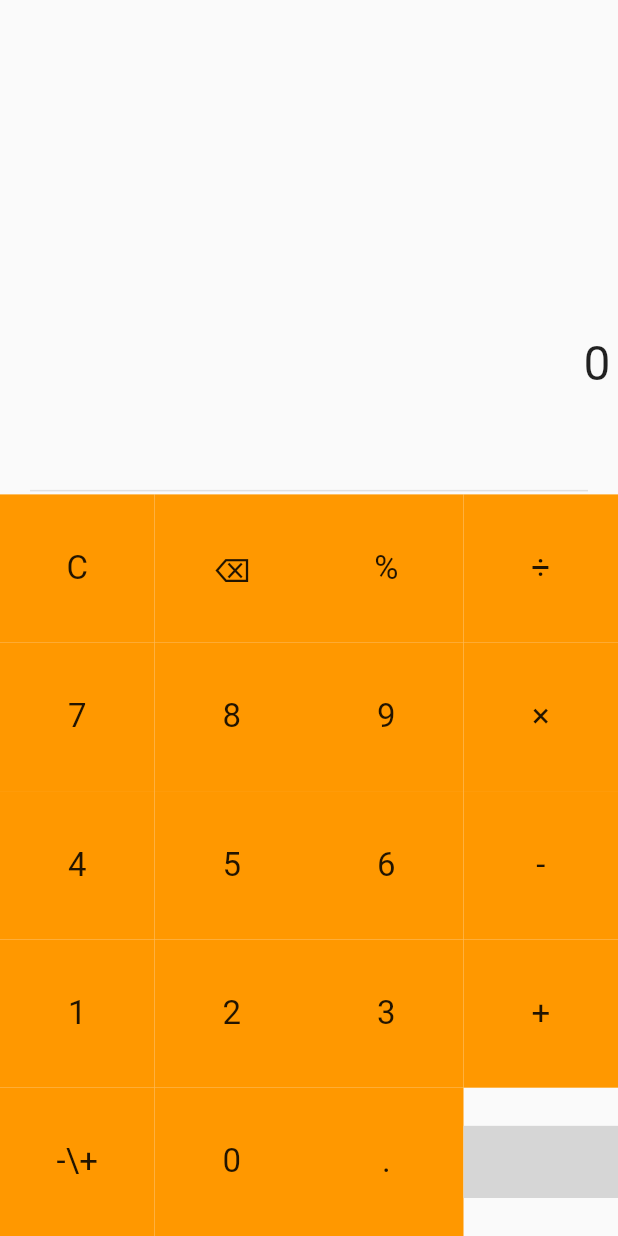
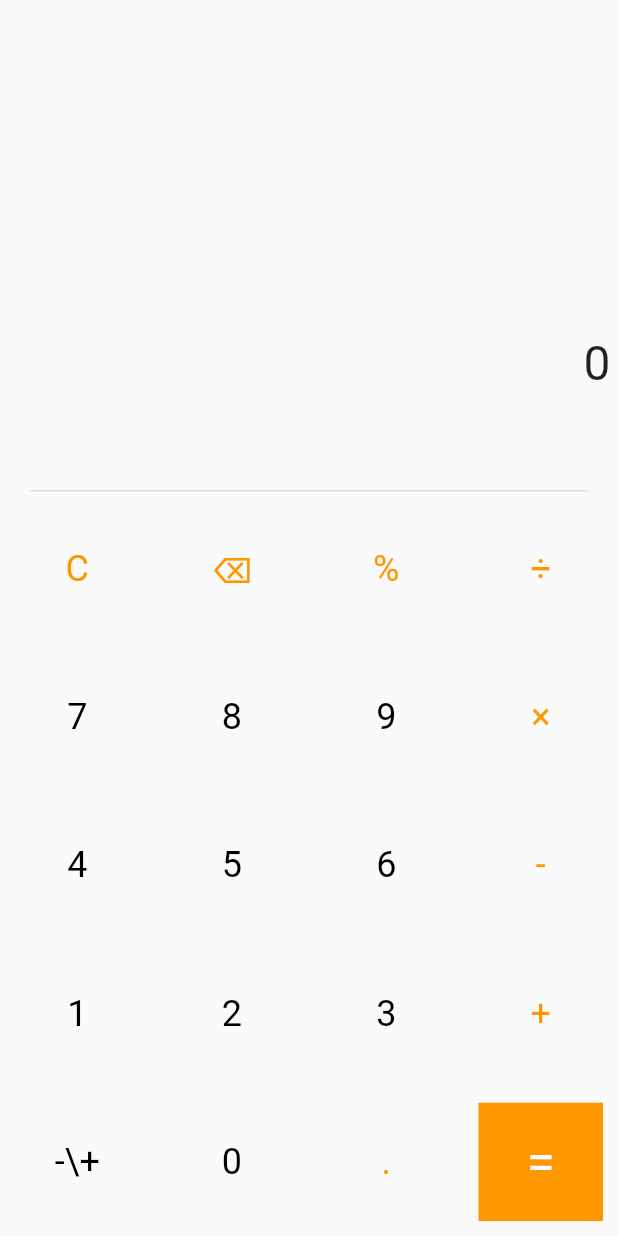
Before and after one commit to AlyaaRushdy/Flutter-Calculator, a Flutter app: the screen it shows after launch, on a phone screen of 412 x 824 dp. Run offline on Flutter 3.47's test engine with Material 2 defaults, Android fonts, the phone set to English and light mode, and no system bars; grey boxes are pictures that could not be loaded.

```diff
--- a/lib/element_style.dart
+++ b/lib/element_style.dart
@@ -1,8 +1,9 @@
 import 'package:flutter/material.dart';
 
 class ElementBox extends StatelessWidget {
-  const ElementBox({super.key, required this.element});
-  final element;
+  const ElementBox({super.key, required this.element, required this.textColor});
+  final String element;
+  final Color textColor;
 
   @override
   Widget build(BuildContext context) {
@@ -11,14 +12,37 @@ class ElementBox extends StatelessWidget {
       width: MediaQuery.of(context).size.width / 4,
       child: Container(
         alignment: Alignment.center,
-        color: Theme.of(context).primaryColor,
-        child: Expanded(
-          child: Text(
-            element,
-            style: const TextStyle(fontSize: 22),
+        child: Text(
+          element,
+          style: TextStyle(
+            fontSize: 24,
+            color: textColor,
           ),
         ),
       ),
     );
   }
 }
+
+class EqualSign extends StatelessWidget {
+  const EqualSign({super.key, required this.element});
+  final String element;
+
+  @override
+  Widget build(BuildContext context) {
+    return Container(
+      height: MediaQuery.of(context).size.height * (3 / 5) / 5 - 20,
+      width: MediaQuery.of(context).size.width / 4,
+      alignment: Alignment.center,
+      color: Theme.of(context).primaryColor,
+      margin: const EdgeInsets.all(10),
+      child: Text(
+        element,
+        style: const TextStyle(
+          fontSize: 34,
+          color: Colors.white,
+        ),
+      ),
+    );
+  }
+}
```
